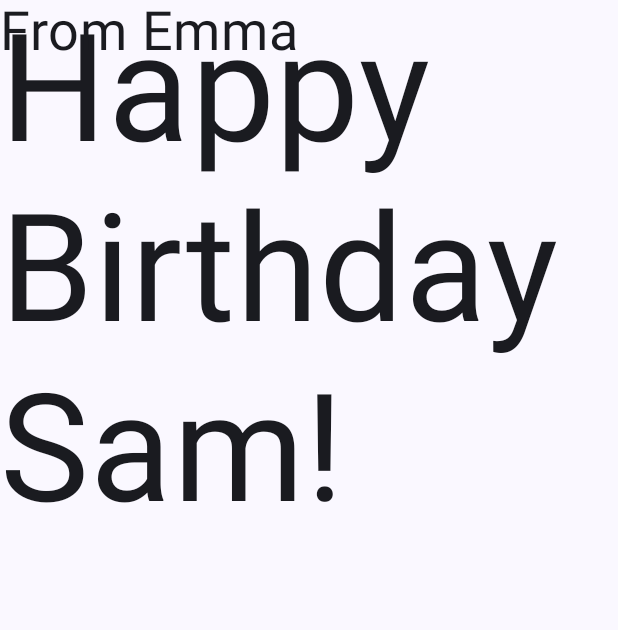
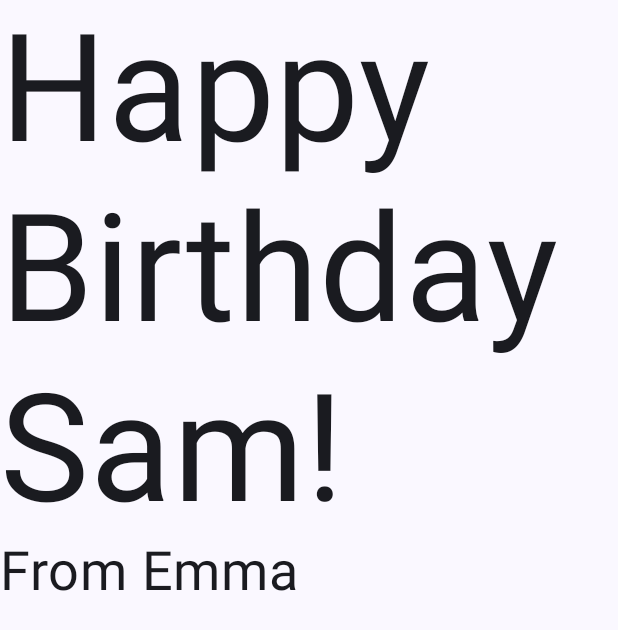
Before and after one commit to gl3af/mobile-android, an Android app built with Jetpack Compose: the screen it shows after launch (MainActivity), on a phone screen of 412 x 824 dp. Shown: the top 630 px of the screen. Run offline under Robolectric (Android 15) with nearby library versions, the phone set to English and light mode, and no system bars.

Commit message:
u1-p3-column-layout

```diff
--- a/HappyBirthday/app/src/main/java/com/example/happybirthday/MainActivity.kt
+++ b/HappyBirthday/app/src/main/java/com/example/happybirthday/MainActivity.kt
@@ -3,6 +3,7 @@ package com.example.happybirthday
 import android.os.Bundle
 import androidx.activity.ComponentActivity
 import androidx.activity.compose.setContent
+import androidx.compose.foundation.layout.Column
 import androidx.compose.foundation.layout.fillMaxSize
 import androidx.compose.material3.MaterialTheme
 import androidx.compose.material3.Surface
@@ -32,6 +33,7 @@ class MainActivity : ComponentActivity() {
 
 @Composable
 fun GreetingText(message: String, from: String, modifier: Modifier = Modifier) {
+    Column(modifier = modifier) {
         Text(
             text = message,
             fontSize = 100.sp,
@@ -42,6 +44,7 @@ fun GreetingText(message: String, from: String, modifier: Modifier = Modifier) {
             fontSize = 36.sp
         )
     }
+}
 
 @Preview(showBackground = true)
 @Composable
```
Lines whose indentation alone changed are shown as unchanged.
